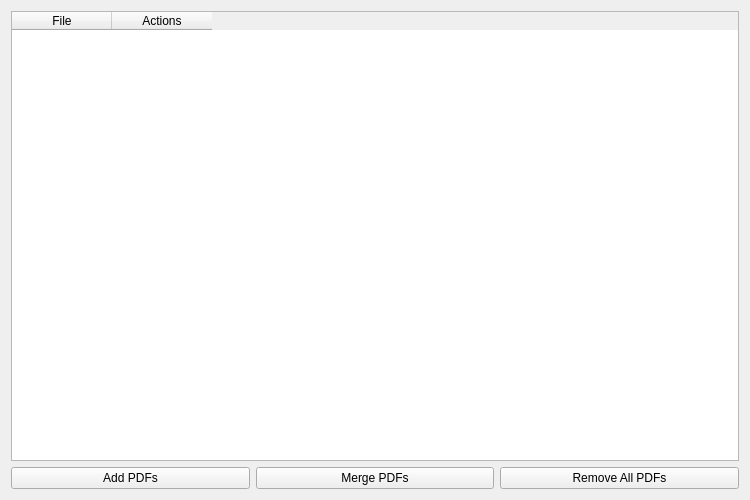
This is ui/pdf_merger.ui in gavinklfong/pdf-merger as Qt 5 draws it before an edit. The edited form follows.
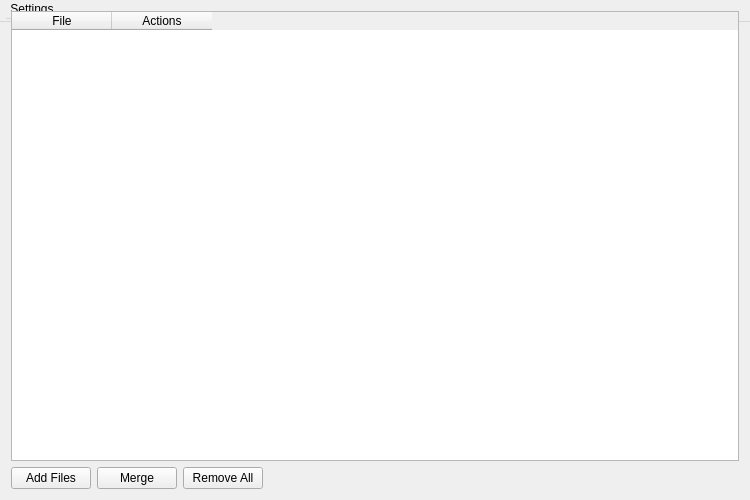
This is the edited form.

What changed in the file:
```diff
--- a/ui/pdf_merger.ui
+++ b/ui/pdf_merger.ui
@@ -2,19 +2,50 @@
 <ui version="4.0">
  <class>PDFMergerApp</class>
  <widget class="QWidget" name="PDFMergerApp">
+        <property name="geometry">
+            <rect>
+                <x>0</x>
+                <y>0</y>
+                <width>750</width>
+                <height>500</height>
+            </rect>
+        </property>
   <property name="windowTitle">
    <string>PDF Merger</string>
   </property>
-  <property name="minimumSize">
-   <size>
+
+        <!-- Menu Bar (must NOT be inside the layout) -->
+        <widget class="QMenuBar" name="menuBar">
+            <property name="geometry">
+                <rect>
+                    <x>0</x>
+                    <y>0</y>
     <width>750</width>
-    <height>500</height>
-   </size>
-  </property>
+                    <height>22</height>
+                </rect>
+            </property>
+            <addaction name="menuSettings" />
+        </widget>
 
-  <layout class="QVBoxLayout" name="mainLayout">
+        <!-- Settings Menu -->
+        <widget class="QMenu" name="menuSettings">
+            <property name="title">
+                <string>Settings</string>
+            </property>
+            <addaction name="actionPreferences" />
+        </widget>
 
-   <!-- Table -->
+        <!-- Preferences Action -->
+        <action name="actionPreferences">
+            <property name="text">
+                <string>Preferences</string>
+            </property>
+        </action>
+
+        <!-- Main Layout -->
+        <layout class="QVBoxLayout" name="verticalLayout">
+
+            <!-- Table Placeholder -->
    <item>
     <widget class="QTableWidget" name="table">
      <column>
@@ -32,12 +63,12 @@
 
    <!-- Buttons -->
    <item>
-    <layout class="QHBoxLayout" name="buttonLayout">
+                <layout class="QHBoxLayout" name="buttonRow">
 
      <item>
       <widget class="QPushButton" name="add_btn">
        <property name="text">
-        <string>Add PDFs</string>
+                                <string>Add Files</string>
        </property>
       </widget>
      </item>
@@ -45,7 +76,7 @@
      <item>
       <widget class="QPushButton" name="merge_btn">
        <property name="text">
-        <string>Merge PDFs</string>
+                                <string>Merge</string>
        </property>
       </widget>
      </item>
@@ -53,11 +84,25 @@
      <item>
       <widget class="QPushButton" name="remove_all_btn">
        <property name="text">
-        <string>Remove All PDFs</string>
+                                <string>Remove All</string>
        </property>
       </widget>
      </item>
 
+                    <item>
+                        <spacer name="horizontalSpacer">
+                            <property name="orientation">
+                                <enum>Qt::Horizontal</enum>
+                            </property>
+                            <property name="sizeHint" stdset="0">
+                                <size>
+                                    <width>40</width>
+                                    <height>20</height>
+                                </size>
+                            </property>
+                        </spacer>
+                    </item>
+
     </layout>
    </item>
 
```
Left out of the diff: 6 changed lines with no effect on the pictures. Lines whose indentation alone changed are shown as unchanged.
